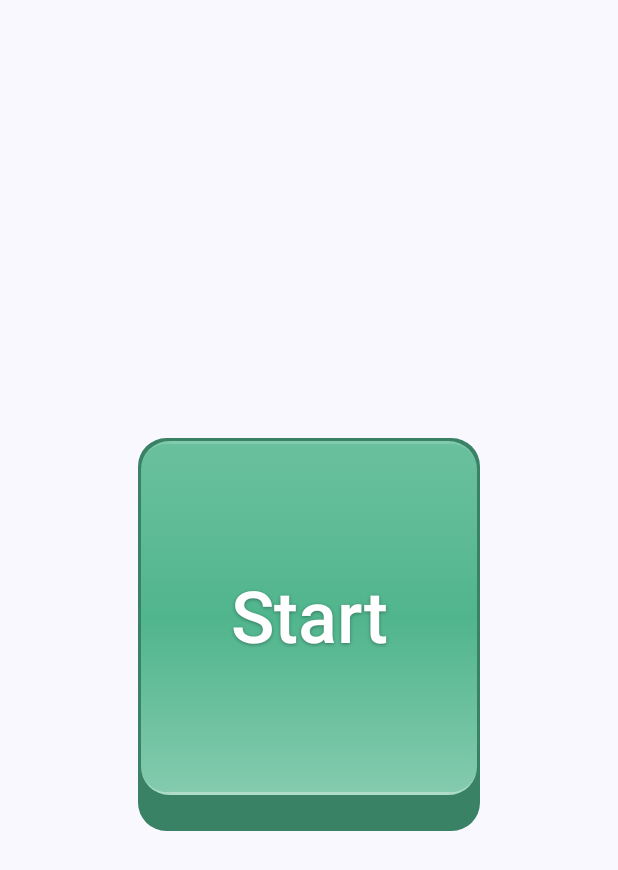
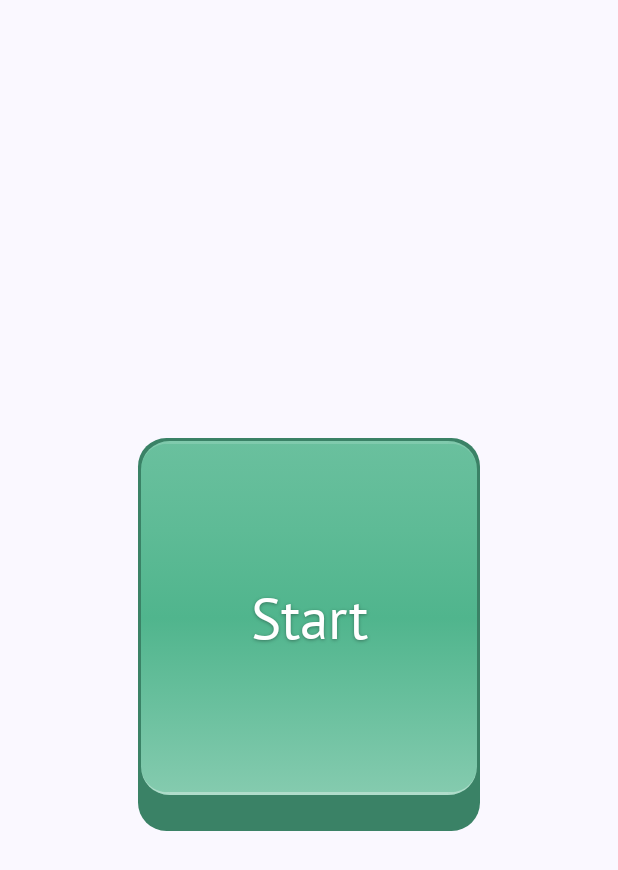
Before and after one commit to nikdevpub/SsgTestApp, an Android app built with Jetpack Compose: the screen it shows after launch (RootActivity), on a phone screen of 412 x 824 dp. Shown: the top 870 px of the screen. Run offline under Robolectric (Android 15) with nearby library versions, the phone set to English and light mode, and no system bars; our stand-ins replace Dagger/Hilt's generated code.

Commit message:
add fonts

```diff
--- a/app/src/main/java/com/testflight/ssgtestapp/ui/components/GlassButton.kt
+++ b/app/src/main/java/com/testflight/ssgtestapp/ui/components/GlassButton.kt
@@ -1,7 +1,7 @@
 package com.testflight.ssgtestapp.ui.components
 
 import androidx.compose.animation.core.animateDpAsState
-import androidx.compose.animation.core.tween
+import androidx.compose.animation.core.spring
 import androidx.compose.foundation.background
 import androidx.compose.foundation.gestures.detectTapGestures
 import androidx.compose.foundation.layout.Box
@@ -30,6 +30,7 @@ import androidx.compose.ui.graphics.drawscope.translate
 import androidx.compose.ui.input.pointer.pointerInput
 import androidx.compose.ui.platform.LocalDensity
 import androidx.compose.ui.text.TextStyle
+import androidx.compose.ui.text.font.FontFamily
 import androidx.compose.ui.text.font.FontWeight
 import androidx.compose.ui.text.style.TextAlign
 import androidx.compose.ui.text.style.TextOverflow
@@ -37,6 +38,7 @@ import androidx.compose.ui.unit.Dp
 import androidx.compose.ui.unit.TextUnit
 import androidx.compose.ui.unit.dp
 import androidx.compose.ui.unit.sp
+import com.testflight.ssgtestapp.ui.theme.ptSansFontFamily
 import kotlin.math.PI
 import kotlin.math.cos
 import kotlin.math.pow
@@ -112,7 +114,8 @@ fun GlassButton(
     topEdgeHighlightOpacity: Float = 0.15f,
     bottomEdgeHighlightOpacity: Float = 0.35f,
     edgeHighlightStrokeWidth: Dp = 4.dp,
-    textSize: TextUnit = 48.sp,
+    fontFamily: FontFamily = ptSansFontFamily,
+    textSize: TextUnit = 38.sp,
     textWeight: FontWeight = FontWeight.Medium,
     textAlign: TextAlign = TextAlign.Center,
     maxLines: Int = Int.MAX_VALUE,
@@ -186,6 +189,7 @@ fun GlassButton(
         Text(
             text = text,
             color = if (enabled) textColor else textColor.copy(alpha = DISABLED_TEXT_ALPHA),
+            fontFamily = fontFamily,
             fontSize = textSize,
             fontWeight = textWeight,
             textAlign = textAlign,
@@ -270,28 +274,28 @@ private fun rememberAnimatedValues(
     // Animate depth: collapse to 0 when pressed or disabled
     val animatedDepth by animateDpAsState(
         targetValue = if (state.isPressedOrDisabled) 0.dp else depth,
-        animationSpec = tween(duration),
+        animationSpec = spring(),
         label = "depth"
     )
 
-    // Animate vertical offset: move down by depth amount when pressed
+    // Animate vertical offset: move down to the end of the shadow when pressed
     val animatedYOffset by animateDpAsState(
-        targetValue = if (state.isPressedAndEnabled) depth else 0.dp,
-        animationSpec = tween(duration),
+        targetValue = if (state.isPressedAndEnabled) shadowVerticalExpansion + depth else 0.dp,
+        animationSpec = spring(),
         label = "yOffset"
     )
 
     // Animate horizontal shadow: reduce when pressed
     val animatedShadowHorizontal by animateDpAsState(
         targetValue = if (state.isPressedAndEnabled) shadowPressedExpansion else shadowHorizontalExpansion,
-        animationSpec = tween(duration),
+        animationSpec = spring(),
         label = "shadowHorizontal"
     )
 
     // Animate vertical shadow: reduce when pressed
     val animatedShadowVertical by animateDpAsState(
         targetValue = if (state.isPressedAndEnabled) shadowPressedExpansion else shadowVerticalExpansion,
-        animationSpec = tween(duration),
+        animationSpec = spring(),
         label = "shadowVertical"
     )
 
--- a/app/src/main/java/com/testflight/ssgtestapp/ui/components/SecondaryGlassButton.kt
+++ b/app/src/main/java/com/testflight/ssgtestapp/ui/components/SecondaryGlassButton.kt
@@ -30,6 +30,7 @@ import androidx.compose.ui.graphics.nativeCanvas
 import androidx.compose.ui.input.pointer.pointerInput
 import androidx.compose.ui.text.TextStyle
 import androidx.compose.ui.text.drawText
+import androidx.compose.ui.text.font.FontFamily
 import androidx.compose.ui.text.font.FontWeight
 import androidx.compose.ui.text.rememberTextMeasurer
 import androidx.compose.ui.unit.Dp
@@ -37,6 +38,7 @@ import androidx.compose.ui.unit.IntOffset
 import androidx.compose.ui.unit.TextUnit
 import androidx.compose.ui.unit.dp
 import androidx.compose.ui.unit.sp
+import com.testflight.ssgtestapp.ui.theme.ptSansFontFamily
 import kotlinx.coroutines.launch
 import kotlin.math.roundToInt
 
@@ -89,9 +91,10 @@ fun SecondaryGlassButton(
     shadowElevation: Dp = 4.dp,
     pressOffset: Dp = 2.dp,
     springDampingRatio: Float = 0.7f,
-    springStiffness: Float = 0f,
+    springStiffness: Float = 150f,
+    fontFamily: FontFamily = ptSansFontFamily,
     fontSize: TextUnit = 18.sp,
-    fontWeight: FontWeight = FontWeight.Normal,
+    fontWeight: FontWeight = FontWeight.Bold,
     textColor: Color = Color.White
 ) {
     // Track press state
@@ -105,10 +108,11 @@ fun SecondaryGlassButton(
 
     // Measure text once and cache result for performance
     val textMeasurer = rememberTextMeasurer()
-    val textLayoutResult = remember(text, fontSize, fontWeight, textColor) {
+    val textLayoutResult = remember(text, fontFamily, fontSize, fontWeight, textColor) {
         textMeasurer.measure(
             text = text,
             style = TextStyle(
+                fontFamily = fontFamily,
                 fontSize = fontSize,
                 fontWeight = fontWeight,
                 color = textColor
--- a/app/src/main/java/com/testflight/ssgtestapp/ui/theme/Type.kt
+++ b/app/src/main/java/com/testflight/ssgtestapp/ui/theme/Type.kt
@@ -2,28 +2,38 @@ package com.testflight.ssgtestapp.ui.theme
 
 import androidx.compose.material3.Typography
 import androidx.compose.ui.text.TextStyle
+import androidx.compose.ui.text.font.Font
 import androidx.compose.ui.text.font.FontFamily
+import androidx.compose.ui.text.font.FontStyle
 import androidx.compose.ui.text.font.FontWeight
 import androidx.compose.ui.unit.sp
+import com.testflight.ssgtestapp.R
+
+val ptSansFontFamily = FontFamily(
+    Font(R.font.pt_sans_regular, FontWeight.Normal),
+    Font(R.font.pt_sans_italic, FontWeight.Normal, FontStyle.Italic),
+    Font(R.font.pt_sans_bold, FontWeight.Bold),
+    Font(R.font.pt_sans_bold_italic, FontWeight.Bold, FontStyle.Italic),
+)
 
 // Set of Material typography styles to start with
 val Typography = Typography(
     bodyLarge = TextStyle(
-        fontFamily = FontFamily.Default,
+        fontFamily = ptSansFontFamily,
         fontWeight = FontWeight.Normal,
         fontSize = 16.sp,
         lineHeight = 24.sp,
         letterSpacing = 0.5.sp
     ),
     titleLarge = TextStyle(
-        fontFamily = FontFamily.Default,
+        fontFamily = ptSansFontFamily,
         fontWeight = FontWeight.Normal,
         fontSize = 22.sp,
         lineHeight = 28.sp,
         letterSpacing = 0.sp
     ),
     labelSmall = TextStyle(
-        fontFamily = FontFamily.Default,
+        fontFamily = ptSansFontFamily,
         fontWeight = FontWeight.Medium,
         fontSize = 11.sp,
         lineHeight = 16.sp,
```
Also changed, not shown: app/src/main/res/font/pt_sans_bold.ttf (added), app/src/main/res/font/pt_sans_bold_italic.ttf (added), app/src/main/res/font/pt_sans_italic.ttf (added), app/src/main/res/font/pt_sans_regular.ttf (added).
